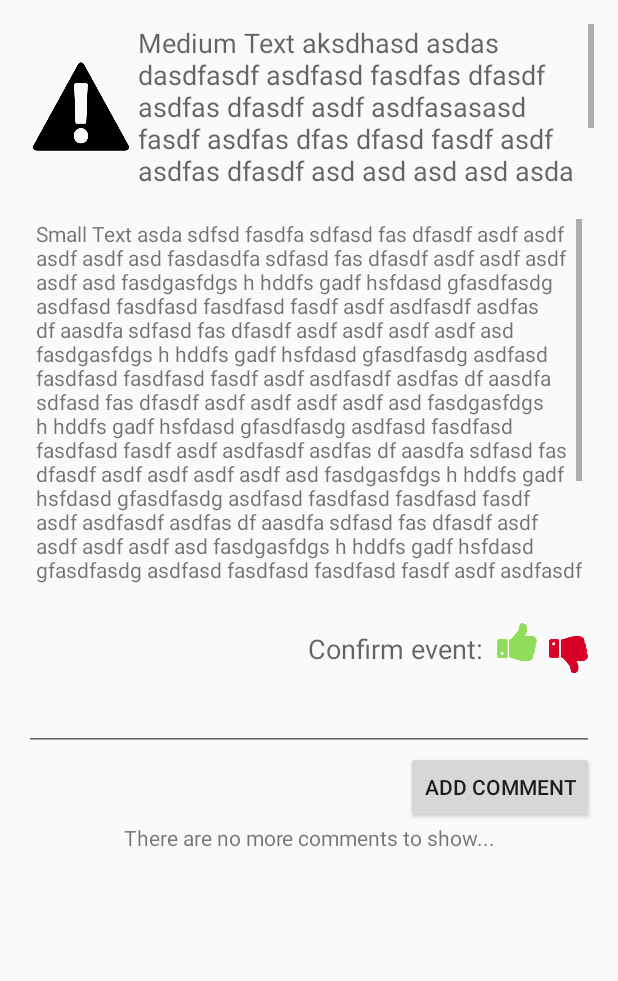
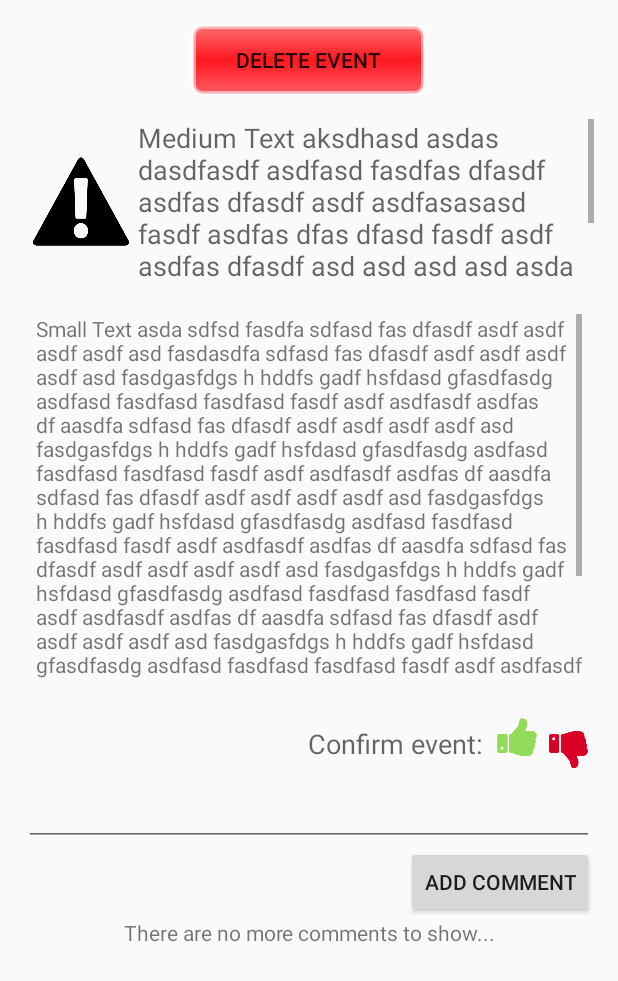
Before and after one commit to andrelago13/Dont-Stop-Me-Now, an Android app: the layout activity_event_details.xml on its own in the app's theme, with its tools: preview values and no code run, on a phone screen of 412 x 824 dp. Shown: the top 981 px of the screen. Run offline under Robolectric (Android 15) with nearby library versions, the phone set to English and light mode, and no system bars.

Commit message:
Added my events

```diff
--- /dev/null
+++ b/Client/DSMN-Client/dsmn/src/main/res/drawable/delete_event_button.xml
@@ -0,0 +1,12 @@
+<?xml version="1.0" encoding="utf-8"?>
+<shape xmlns:android="http://schemas.android.com/apk/res/android" >
+    <stroke android:width="3dp"
+        android:color="#80FFFFFF" />
+
+    <corners android:radius="6dp" />
+
+    <gradient android:angle="270"
+        android:centerColor="#e7ff0008"
+        android:endColor="#a3ff0011"
+        android:startColor="#90ff0004" />
+</shape>
--- a/Client/DSMN-Client/dsmn/src/main/res/layout/activity_event_details.xml
+++ b/Client/DSMN-Client/dsmn/src/main/res/layout/activity_event_details.xml
@@ -16,6 +16,18 @@
     android:layout_width="match_parent"
     android:layout_height="match_parent"
     android:orientation="vertical">
+
+    <Button
+        android:layout_width="wrap_content"
+        android:layout_height="wrap_content"
+        android:text="Delete Event"
+        android:id="@+id/btnDeleteEvent"
+        android:layout_gravity="center_horizontal"
+        android:background="@drawable/delete_event_button"
+        android:paddingLeft="30dp"
+        android:paddingRight="30dp"
+        android:layout_marginBottom="15dp"
+        android:onClick="deleteEvent" />
 
     <LinearLayout
         android:orientation="horizontal"
@@ -149,6 +161,7 @@
             android:text="There are no more comments to show..."
             android:gravity="center_vertical|center_horizontal" />
     </LinearLayout>
+
 </LinearLayout>
 
 </ScrollView>
```
Also changed, not shown: Client/DSMN-Client/dsmn/src/main/java/com/sdis/g0102/dsmn/EventDetailsActivity.java (+37 -1 lines), Client/DSMN-Client/dsmn/src/main/java/com/sdis/g0102/dsmn/MyEventsActivity.java (+9 -0 lines), Client/DSMN-Client/dsmn/src/main/java/com/sdis/g0102/dsmn/RecentEventView.java (+8 -1 lines), Client/DSMN-Client/dsmn/src/main/res/layout/activity_my_events.xml (+13 -0 lines).
